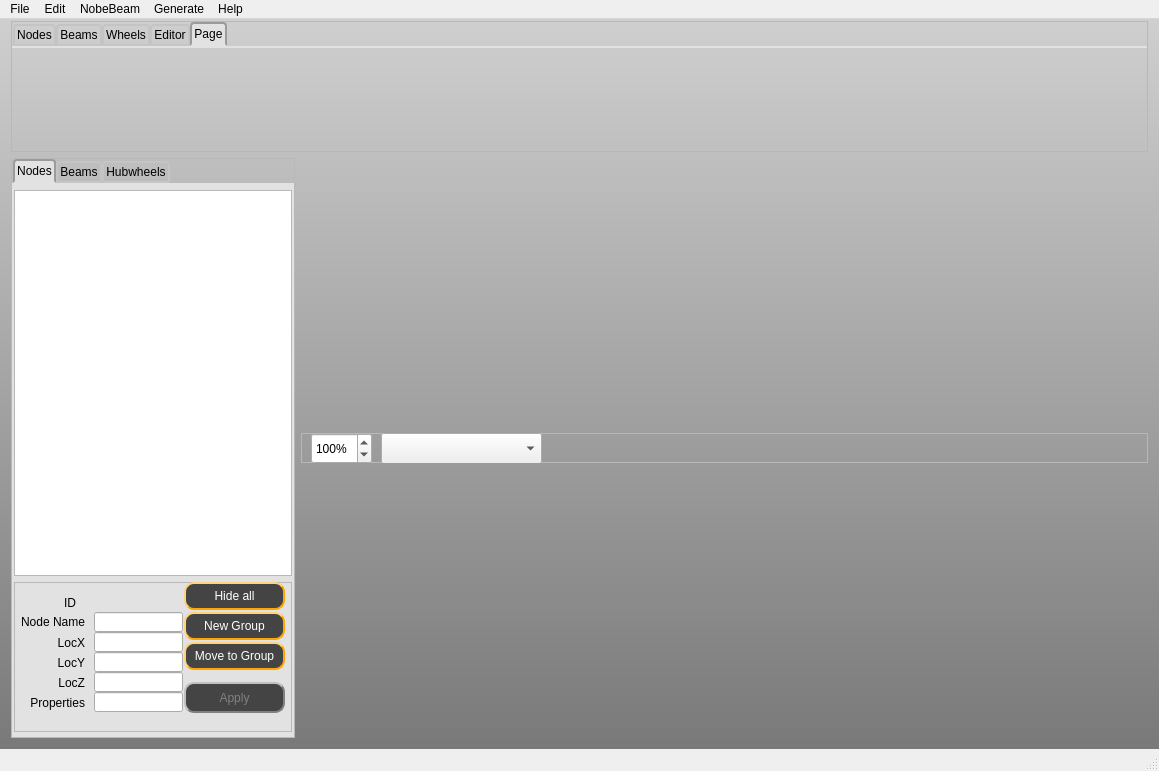
The window that source/mainwindow.ui (RORMasa/NodeBeamEditor) describes before a commit, drawn with Qt 5.
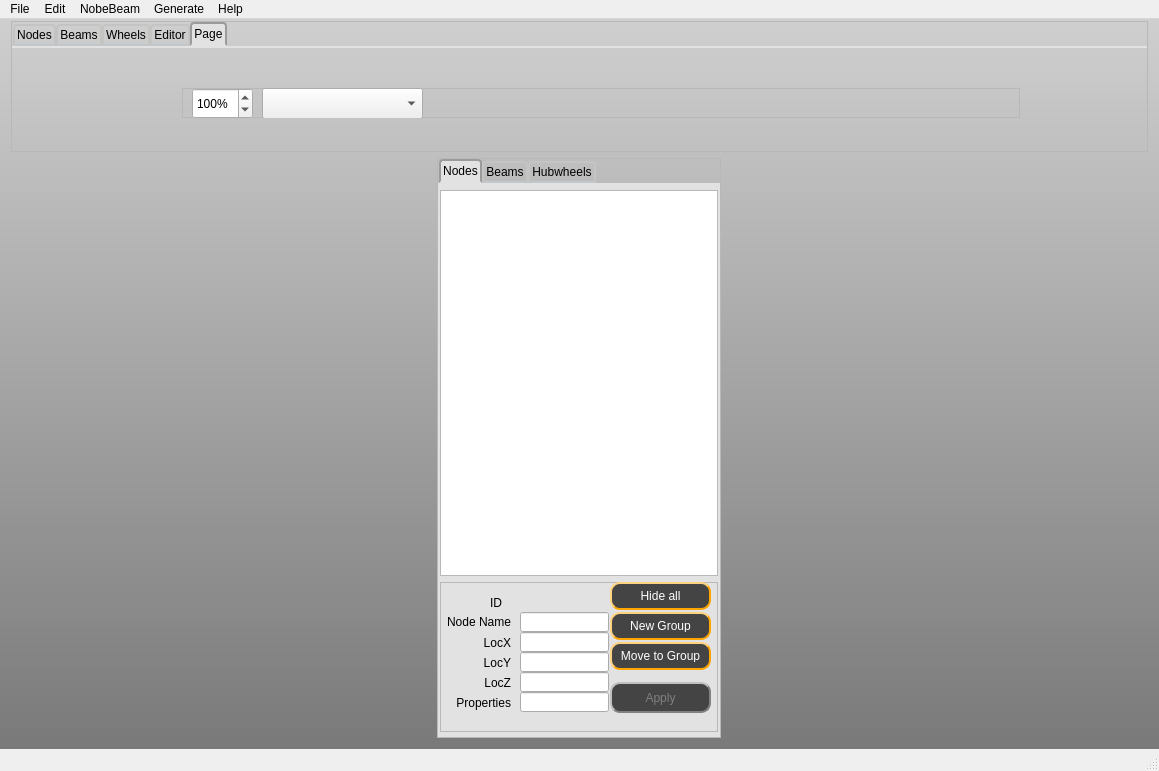
The same window after the commit. The open tabs and pages were chosen to show the change. Icons and pictures are not drawn.

What changed in the file:
```diff
--- a/source/mainwindow.ui
+++ b/source/mainwindow.ui
@@ -64,6 +64,15 @@
      border-color:rgb(255, 255, 0);
      font:  12px;
 }
+QToolButton:disabled {
+	background-color: #e2e2e2;
+     border-style: outset;
+     border-width: 0px;
+     font:  12px;
+	
+	color: rgb(150, 150, 150);
+     padding: 6px;
+}
 QPushButton {
 	background-color: rgb(68, 68, 68);
      border-style: outset;
@@ -983,6 +992,69 @@
           <attribute name="title">
            <string>Page</string>
           </attribute>
+          <widget class="QFrame" name="frame_5">
+           <property name="geometry">
+            <rect>
+             <x>170</x>
+             <y>40</y>
+             <width>838</width>
+             <height>30</height>
+            </rect>
+           </property>
+           <property name="sizePolicy">
+            <sizepolicy hsizetype="Expanding" vsizetype="Fixed">
+             <horstretch>0</horstretch>
+             <verstretch>0</verstretch>
+            </sizepolicy>
+           </property>
+           <property name="minimumSize">
+            <size>
+             <width>0</width>
+             <height>30</height>
+            </size>
+           </property>
+           <property name="frameShape">
+            <enum>QFrame::StyledPanel</enum>
+           </property>
+           <property name="frameShadow">
+            <enum>QFrame::Raised</enum>
+           </property>
+           <widget class="QSpinBox" name="spinBox">
+            <property name="geometry">
+             <rect>
+              <x>10</x>
+              <y>0</y>
+              <width>61</width>
+              <height>31</height>
+             </rect>
+            </property>
+            <property name="toolTip">
+             <string>View zoom</string>
+            </property>
+            <property name="suffix">
+             <string>%</string>
+            </property>
+            <property name="maximum">
+             <number>500</number>
+            </property>
+            <property name="singleStep">
+             <number>10</number>
+            </property>
+            <property name="value">
+             <number>100</number>
+            </property>
+           </widget>
+           <widget class="QComboBox" name="comboBox_3_views">
+            <property name="geometry">
+             <rect>
+              <x>80</x>
+              <y>0</y>
+              <width>161</width>
+              <height>31</height>
+             </rect>
+            </property>
+           </widget>
+          </widget>
          </widget>
         </widget>
        </item>
@@ -1749,63 +1821,6 @@
         <item>
          <layout class="QHBoxLayout" name="horizontalLayout"/>
         </item>
-        <item>
-         <widget class="QFrame" name="frame_5">
-          <property name="sizePolicy">
-           <sizepolicy hsizetype="Expanding" vsizetype="Fixed">
-            <horstretch>0</horstretch>
-            <verstretch>0</verstretch>
-           </sizepolicy>
-          </property>
-          <property name="minimumSize">
-           <size>
-            <width>0</width>
-            <height>30</height>
-           </size>
-          </property>
-          <property name="frameShape">
-           <enum>QFrame::StyledPanel</enum>
-          </property>
-          <property name="frameShadow">
-           <enum>QFrame::Raised</enum>
-          </property>
-          <widget class="QSpinBox" name="spinBox">
-           <property name="geometry">
-            <rect>
-             <x>10</x>
-             <y>0</y>
-             <width>61</width>
-             <height>31</height>
-            </rect>
-           </property>
-           <property name="toolTip">
-            <string>View zoom</string>
-           </property>
-           <property name="suffix">
-            <string>%</string>
-           </property>
-           <property name="maximum">
-            <number>500</number>
-           </property>
-           <property name="singleStep">
-            <number>10</number>
-           </property>
-           <property name="value">
-            <number>100</number>
-           </property>
-          </widget>
-          <widget class="QComboBox" name="comboBox_3_views">
-           <property name="geometry">
-            <rect>
-             <x>80</x>
-             <y>0</y>
-             <width>161</width>
-             <height>31</height>
-            </rect>
-           </property>
-          </widget>
-         </widget>
-        </item>
        </layout>
       </item>
      </layout>
```
Left out of the diff: 6 changed lines with no effect on the pictures.
